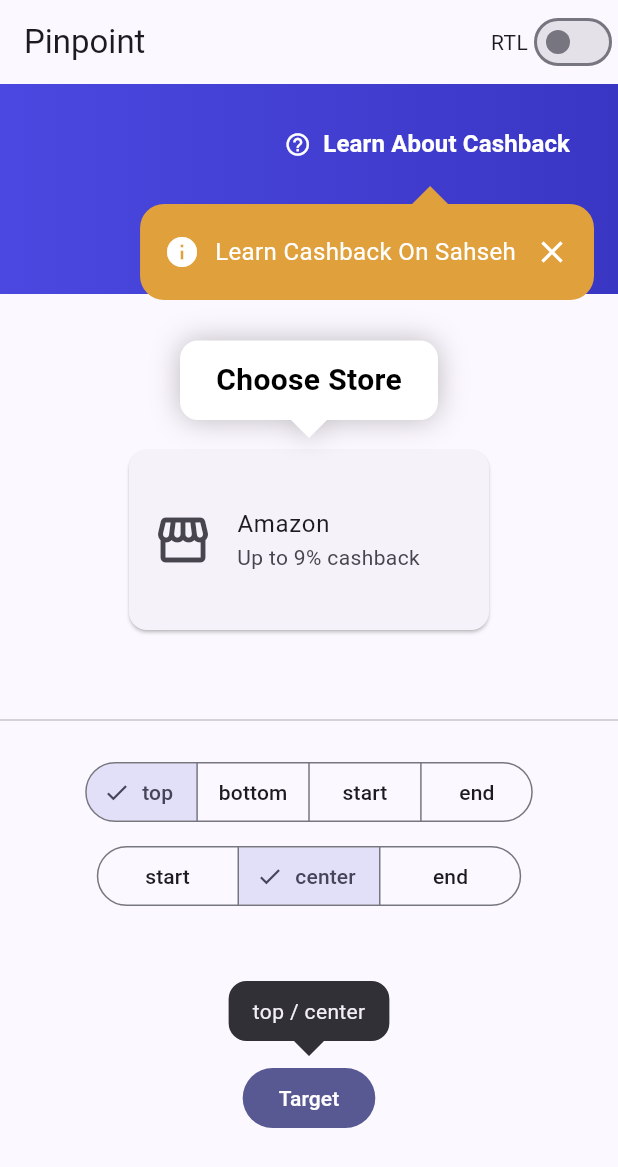
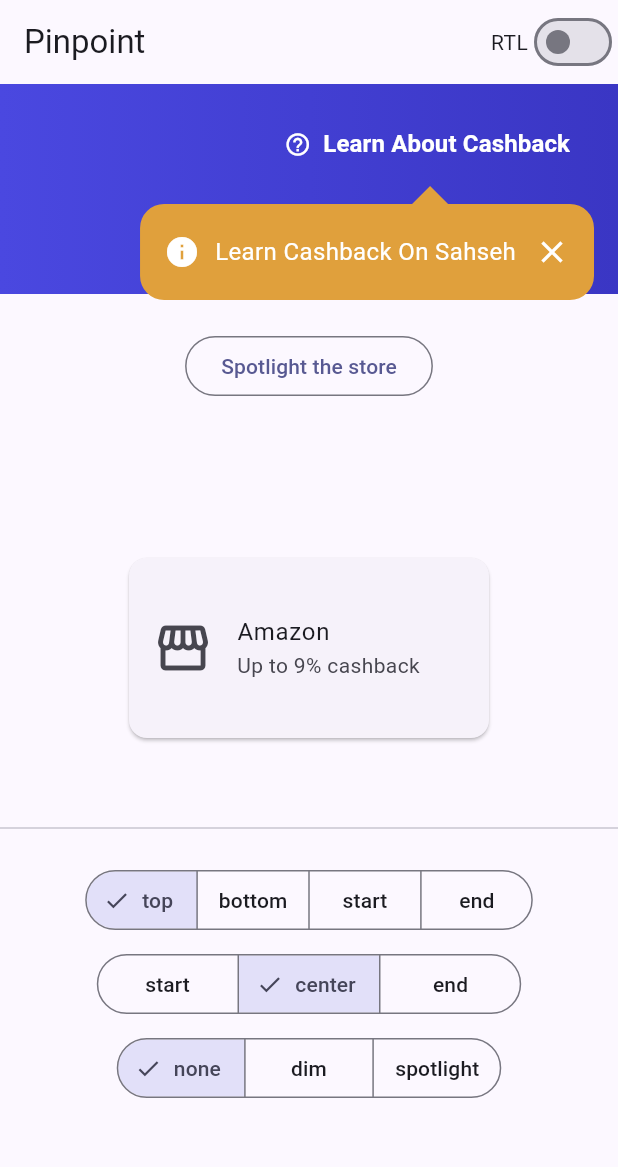
Before and after one commit to AbdelrahmanFouad1/pinpoint, a Flutter app: the screen it shows after launch, on a phone screen of 412 x 824 dp. Shown: the top 1167 px of the screen. Run offline on Flutter 3.47's test engine with Material 3 defaults, Android fonts, the phone set to English and light mode, and no system bars.

Commit message:
Add dim and spotlight highlights
PinpointHighlight.none/dim/spotlight. The barrier is its own render
object behind the bubble, so taps on it count as outside taps and
dismiss the bubble. Dim covers and blocks everything; spotlight cuts a
rounded hole around the target that lets taps through, and the bubble
is anchored to the hole so it never covers it. The barrier fades with
the bubble.

Co-Authored-By: Claude Opus 5.5 <noreply@anthropic.com>

````diff
--- a/example/lib/main.dart
+++ b/example/lib/main.dart
@@ -43,11 +43,12 @@ class ExamplePage extends StatefulWidget {
 
 class _ExamplePageState extends State<ExamplePage> {
   final _cashback = PinpointController(isShowing: true);
-  final _store = PinpointController(isShowing: true);
+  final _store = PinpointController();
   final _playground = PinpointController(isShowing: true);
 
   PinpointDirection _direction = PinpointDirection.top;
   PinpointAlignment _alignment = PinpointAlignment.center;
+  String _highlight = 'none';
 
   @override
   void dispose() {
@@ -70,11 +71,22 @@ class _ExamplePageState extends State<ExamplePage> {
       body: ListView(
         children: [
           _CashbackHeader(controller: _cashback),
+          const SizedBox(height: 24),
+          Center(
+            child: OutlinedButton(
+              onPressed: _store.show,
+              child: const Text('Spotlight the store'),
+            ),
+          ),
           const SizedBox(height: 100),
           Center(
             child: Pinpoint(
               controller: _store,
               direction: PinpointDirection.top,
+              highlight: const PinpointHighlight.spotlight(
+                padding: EdgeInsets.all(12),
+                borderRadius: BorderRadius.all(Radius.circular(24)),
+              ),
               style: const PinpointStyle(
                 color: Colors.white,
                 padding: EdgeInsets.symmetric(horizontal: 24, vertical: 12),
@@ -96,6 +108,8 @@ class _ExamplePageState extends State<ExamplePage> {
             alignment: _alignment,
             onDirection: (d) => setState(() => _direction = d),
             onAlignment: (a) => setState(() => _alignment = a),
+            highlight: _highlight,
+            onHighlight: (h) => setState(() => _highlight = h),
           ),
           const SizedBox(height: 600),
         ],
@@ -197,7 +211,12 @@ class _Playground extends StatelessWidget {
     required this.alignment,
     required this.onDirection,
     required this.onAlignment,
+    required this.highlight,
+    required this.onHighlight,
   });
+
+  final String highlight;
+  final ValueChanged<String> onHighlight;
 
   final PinpointController controller;
   final PinpointDirection direction;
@@ -228,12 +247,28 @@ class _Playground extends StatelessWidget {
             selected: {alignment},
             onSelectionChanged: (s) => onAlignment(s.single),
           ),
+          const SizedBox(height: 8),
+          SegmentedButton<String>(
+            segments: const [
+              ButtonSegment(value: 'none', label: Text('none')),
+              ButtonSegment(value: 'dim', label: Text('dim')),
+              ButtonSegment(value: 'spotlight', label: Text('spotlight')),
+            ],
+            selected: {highlight},
+            onSelectionChanged: (s) => onHighlight(s.single),
+          ),
           const SizedBox(height: 100),
           Pinpoint(
             controller: controller,
             direction: direction,
             alignment: alignment,
-            dismissOnTapOutside: false,
+            highlight: switch (highlight) {
+              'dim' => const PinpointHighlight.dim(),
+              'spotlight' => const PinpointHighlight.spotlight(),
+              _ => const PinpointHighlight.none(),
+            },
+            // With a barrier, tapping it is the way out.
+            dismissOnTapOutside: highlight != 'none',
             content: (context, controller) =>
                 Text('${direction.name} / ${alignment.name}'),
             child: FilledButton(
--- a/lib/pinpoint.dart
+++ b/lib/pinpoint.dart
@@ -6,6 +6,7 @@ export 'src/arrow.dart';
 export 'src/bubble_border.dart';
 export 'src/controller.dart';
 export 'src/direction.dart';
+export 'src/highlight.dart';
 export 'src/geometry.dart';
 export 'src/pinpoint.dart';
 export 'src/style.dart';
--- /dev/null
+++ b/lib/src/barrier.dart
@@ -0,0 +1,118 @@
+import 'package:flutter/rendering.dart';
+import 'package:flutter/widgets.dart';
+
+/// Covers the overlay with a color, optionally leaving a [hole] uncovered.
+///
+/// Pointer events are absorbed everywhere except inside the [hole], where
+/// they reach the widgets behind the barrier.
+class PinpointBarrier extends LeafRenderObjectWidget {
+  /// Creates a barrier.
+  const PinpointBarrier({
+    super.key,
+    required this.color,
+    required this.hole,
+    required this.animation,
+  });
+
+  /// The barrier's color at full opacity.
+  final Color color;
+
+  /// The area left uncovered, in the overlay's coordinates, or null to cover
+  /// everything.
+  final RRect? hole;
+
+  /// Fades the barrier in and out.
+  final Animation<double> animation;
+
+  @override
+  RenderPinpointBarrier createRenderObject(BuildContext context) =>
+      RenderPinpointBarrier(color: color, hole: hole, animation: animation);
+
+  @override
+  void updateRenderObject(
+    BuildContext context,
+    RenderPinpointBarrier renderObject,
+  ) {
+    renderObject
+      ..color = color
+      ..hole = hole
+      ..animation = animation;
+  }
+}
+
+/// The render object behind [PinpointBarrier].
+class RenderPinpointBarrier extends RenderBox {
+  /// Creates the render object.
+  RenderPinpointBarrier({
+    required Color color,
+    required RRect? hole,
+    required Animation<double> animation,
+  }) : _color = color,
+       _hole = hole,
+       _animation = animation;
+
+  Color _color;
+  set color(Color value) {
+    if (_color == value) return;
+    _color = value;
+    markNeedsPaint();
+  }
+
+  RRect? _hole;
+  set hole(RRect? value) {
+    if (_hole == value) return;
+    _hole = value;
+    markNeedsPaint();
+  }
+
+  Animation<double> _animation;
+  set animation(Animation<double> value) {
+    if (identical(_animation, value)) return;
+    if (attached) _animation.removeListener(markNeedsPaint);
+    _animation = value;
+    if (attached) _animation.addListener(markNeedsPaint);
+    markNeedsPaint();
+  }
+
+  @override
+  void attach(PipelineOwner owner) {
+    super.attach(owner);
+    _animation.addListener(markNeedsPaint);
+  }
+
+  @override
+  void detach() {
+    _animation.removeListener(markNeedsPaint);
+    super.detach();
+  }
+
+  @override
+  bool get sizedByParent => true;
+
+  @override
+  Size computeDryLayout(BoxConstraints constraints) => constraints.biggest;
+
+  @override
+  bool hitTestSelf(Offset position) =>
+      _animation.value > 0 && !(_hole?.contains(position) ?? false);
+
+  @override
+  void paint(PaintingContext context, Offset offset) {
+    final t = _animation.value;
+    if (t == 0 || _color.a == 0) return;
+    final paint = Paint()..color = _color.withValues(alpha: _color.a * t);
+    final bounds = offset & size;
+    final hole = _hole;
+    if (hole == null) {
+      context.canvas.drawRect(bounds, paint);
+    } else {
+      context.canvas.drawPath(
+        Path()
+          ..fillType = PathFillType.evenOdd
+          ..addRect(bounds)
+          ..addRRect(hole.shift(offset)),
+        paint,
+      );
+    }
+  }
+}
--- /dev/null
+++ b/lib/src/highlight.dart
@@ -0,0 +1,71 @@
+import 'package:flutter/foundation.dart';
+import 'package:flutter/painting.dart';
+
+/// How the screen behind a [Pinpoint] bubble is treated while it shows.
+///
+/// * [PinpointHighlight.none] leaves the screen as is and lets taps through.
+/// * [PinpointHighlight.dim] covers the screen with [color], target
+///   included, and blocks taps behind it.
+/// * [PinpointHighlight.spotlight] covers the screen with [color] but cuts
+///   a hole around the target. The target stays visible and tappable;
+///   everything else is blocked.
+@immutable
+class PinpointHighlight {
+  /// No barrier: the bubble floats over the screen.
+  const PinpointHighlight.none()
+    : color = const Color(0x00000000),
+      spotlight = false,
+      padding = EdgeInsets.zero,
+      borderRadius = BorderRadius.zero;
+
+  /// Covers the whole screen with [color].
+  const PinpointHighlight.dim({this.color = const Color(0x8A000000)})
+    : spotlight = false,
+      padding = EdgeInsets.zero,
+      borderRadius = BorderRadius.zero;
+
+  /// Covers the screen with [color], except for a hole around the target.
+  ///
+  /// The hole is the target's bounds grown by [padding], with corners
+  /// rounded by [borderRadius]. The bubble is placed next to the hole
+  /// rather than the target, so it never covers it.
+  const PinpointHighlight.spotlight({
+    this.color = const Color(0x8A000000),
+    this.padding = const EdgeInsets.all(8),
+    this.borderRadius = const BorderRadius.all(Radius.circular(12)),
+  }) : spotlight = true;
+
+  /// The color of the barrier.
+  final Color color;
+
+  /// Whether the target shows through a hole in the barrier.
+  final bool spotlight;
+
+  /// How much bigger than the target the spotlight hole is.
+  final EdgeInsetsGeometry padding;
+
+  /// The corner radii of the spotlight hole.
+  final BorderRadiusGeometry borderRadius;
+
+  /// Whether there's a barrier at all. When false, taps outside the bubble
+  /// reach the widgets behind it.
+  bool get hasBarrier => spotlight || color.a > 0;
+
+  @override
+  bool operator ==(Object other) =>
+      other is PinpointHighlight &&
+      other.color == color &&
+      other.spotlight == spotlight &&
+      other.padding == padding &&
+      other.borderRadius == borderRadius;
+
+  @override
+  int get hashCode => Object.hash(color, spotlight, padding, borderRadius);
+
+  @override
+  String toString() => spotlight
+      ? 'PinpointHighlight.spotlight($color, $padding, $borderRadius)'
+      : hasBarrier
+      ? 'PinpointHighlight.dim($color)'
+      : 'PinpointHighlight.none()';
+}
--- a/lib/src/pinpoint.dart
+++ b/lib/src/pinpoint.dart
@@ -2,9 +2,11 @@ import 'package:flutter/gestures.dart' show kTouchSlop;
 import 'package:flutter/material.dart';
 
 import 'arrow.dart';
+import 'barrier.dart';
 import 'bubble_layout.dart';
 import 'controller.dart';
 import 'direction.dart';
+import 'highlight.dart';
 import 'style.dart';
 
 /// Builds the content of a [Pinpoint] bubble. The [controller] can be used
@@ -26,6 +28,18 @@ typedef PinpointContentBuilder =
 ///
 /// The bubble follows [child] as it moves, for example while scrolling, and
 /// flips to the opposite side when there's no room on the preferred one.
+///
+/// To draw attention to [child], dim the rest of the screen with
+/// [highlight]:
+///
+/// ```dart
+/// Pinpoint(
+///   controller: controller,
+///   highlight: const PinpointHighlight.spotlight(),
+///   content: (context, controller) => const Text('Choose a store'),
+///   child: const StoreCard(),
+/// )
+/// ```
 class Pinpoint extends StatefulWidget {
   /// Creates a bubble anchored to [child].
   const Pinpoint({
@@ -36,6 +50,7 @@ class Pinpoint extends StatefulWidget {
     this.direction = PinpointDirection.top,
     this.alignment = PinpointAlignment.center,
     this.style,
+    this.highlight = const PinpointHighlight.none(),
     this.gap = 4,
     this.screenMargin = const EdgeInsets.all(12),
     this.autoFlip = true,
@@ -61,7 +76,11 @@ class Pinpoint extends StatefulWidget {
   /// The look of the bubble.
   final PinpointStyle? style;
 
-  /// The distance between the arrow's tip and [child].
+  /// How the rest of the screen is treated while the bubble shows.
+  final PinpointHighlight highlight;
+
+  /// The distance between the arrow's tip and [child], or the spotlight
+  /// hole around it.
   final double gap;
 
   /// The minimum distance between the bubble and the screen's edges.
@@ -71,8 +90,9 @@ class Pinpoint extends StatefulWidget {
   /// doesn't fit on the [direction] side.
   final bool autoFlip;
 
-  /// Whether tapping anywhere outside the bubble and [child] hides it.
-  /// Dragging, for example to scroll the page, does not.
+  /// Whether tapping anywhere outside the bubble and [child] hides it,
+  /// including on the [highlight] barrier. Dragging, for example to scroll
+  /// the page, does not.
   final bool dismissOnTapOutside;
 
   /// How long the bubble takes to appear and disappear.
@@ -186,16 +206,24 @@ class _PinpointState extends State<Pinpoint>
       Offset.zero & info.childSize,
     );
     final area = _scrollableArea();
+    final visible = area == null || area.overlaps(target);
 
-    return TapRegion(
+    final highlight = widget.highlight;
+    final textDirection = Directionality.of(context);
+    // With a spotlight, the bubble points at the hole, not the bare target.
+    final anchor = highlight.spotlight
+        ? highlight.padding.resolve(textDirection).inflateRect(target)
+        : target;
+
+    final bubble = TapRegion(
       groupId: this,
       onTapOutside: widget.dismissOnTapOutside
           ? (event) => _outsideDown = event.position
           : null,
       onTapUpOutside: widget.dismissOnTapOutside ? _handleUpOutside : null,
       child: PinpointBubbleLayout(
-        target: target,
-        visible: area == null || area.overlaps(target),
+        target: anchor,
+        visible: visible,
         direction: widget.direction,
         alignment: widget.alignment,
         gap: widget.gap,
@@ -225,5 +253,20 @@ class _PinpointState extends State<Pinpoint>
         ),
       ),
     );
+
+    if (!highlight.hasBarrier || !visible) return bubble;
+    return Stack(
+      fit: StackFit.expand,
+      children: [
+        PinpointBarrier(
+          color: highlight.color,
+          hole: highlight.spotlight
+              ? highlight.borderRadius.resolve(textDirection).toRRect(anchor)
+              : null,
+          animation: _animation,
+        ),
+        bubble,
+      ],
+    );
   }
 }
````
Also changed, not shown: 1 other file.
